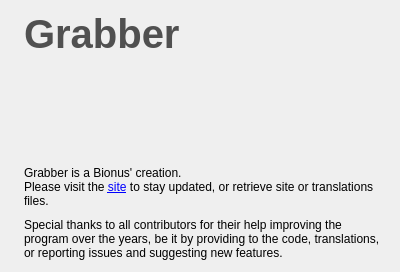
Bionus/imgbrd-grabber, file src/gui/src/about-window.ui: the form before one commit.
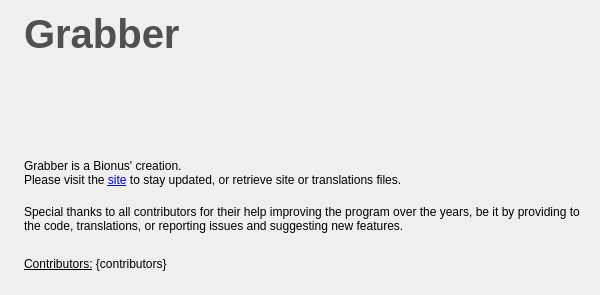
The form after the commit. Icons and pictures are not drawn.

Commit message: feat: add list of contributors in 'About Grabber' window

What changed in the file:
```diff
--- a/src/gui/src/about-window.ui
+++ b/src/gui/src/about-window.ui
@@ -6,8 +6,8 @@
    <rect>
     <x>0</x>
     <y>0</y>
-    <width>400</width>
-    <height>272</height>
+    <width>600</width>
+    <height>295</height>
    </rect>
   </property>
   <property name="sizePolicy">
@@ -83,6 +83,16 @@
        </property>
       </widget>
      </item>
+     <item>
+      <widget class="QLabel" name="labelContributors">
+       <property name="text">
+        <string>&lt;u&gt;Contributors:&lt;/u&gt; {contributors}</string>
+       </property>
+       <property name="wordWrap">
+        <bool>true</bool>
+       </property>
+      </widget>
+     </item>
     </layout>
    </item>
   </layout>
```
Left out of the diff: 2 changed lines with no effect on the pictures. The commit also changes 2 other files.
